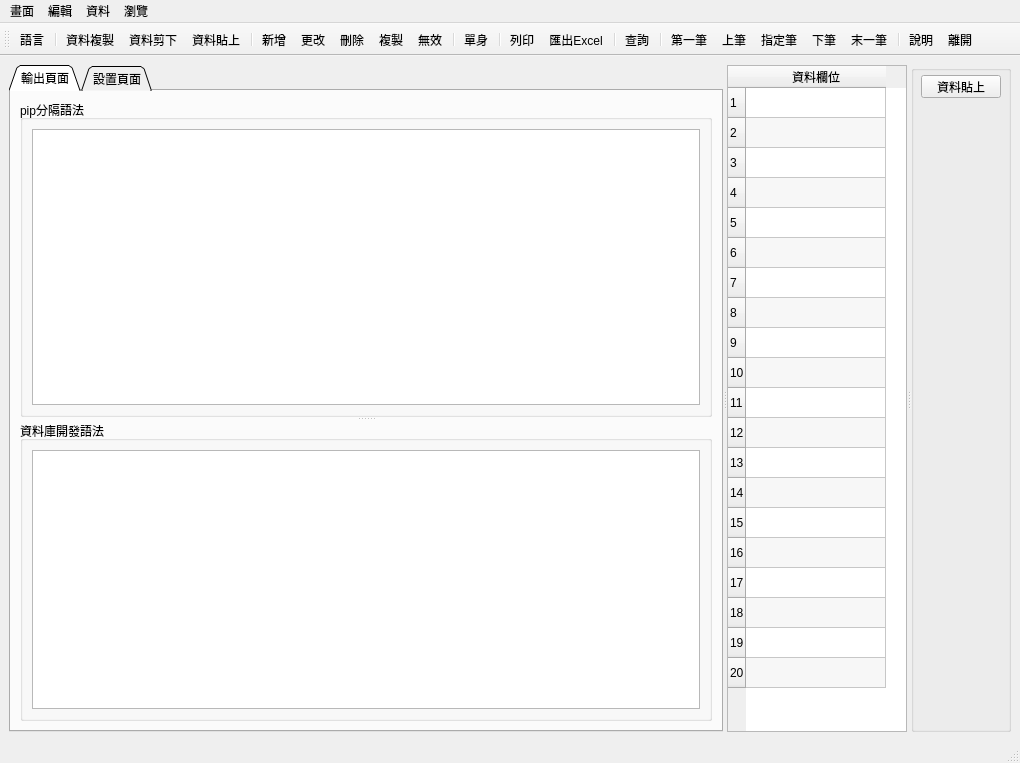
m121752332/pysplitter, file pyspiltter.ui: the form before one commit.
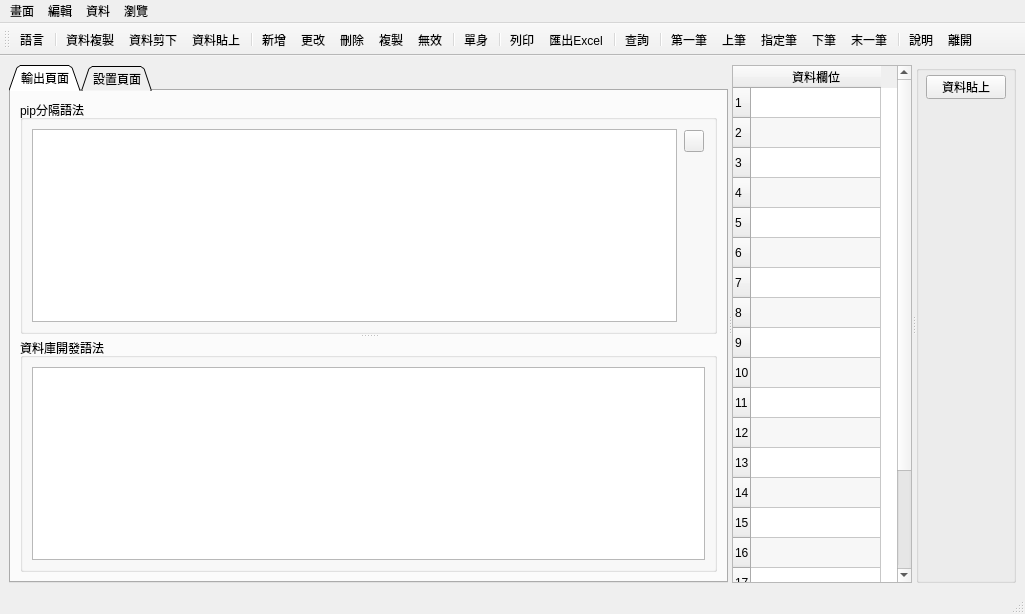
The form after the commit. Icons and pictures are not drawn.

Diff of the .ui file:
```diff
--- a/pyspiltter.ui
+++ b/pyspiltter.ui
@@ -7,8 +7,8 @@
    <rect>
     <x>0</x>
     <y>0</y>
-    <width>1020</width>
-    <height>763</height>
+    <width>1025</width>
+    <height>614</height>
    </rect>
   </property>
   <property name="windowTitle">
@@ -83,9 +83,87 @@
             <property name="title">
              <string>pip分隔語法</string>
             </property>
-            <layout class="QHBoxLayout" name="horizontalLayout_2">
-             <item>
-              <widget class="QTextBrowser" name="pipediter"/>
+            <layout class="QGridLayout" name="gridLayout_5">
+             <item row="0" column="0">
+              <widget class="QTextEdit" name="pipediter">
+               <property name="font">
+                <font>
+                 <family>Microsoft JhengHei UI</family>
+                </font>
+               </property>
+               <property name="toolTip">
+                <string/>
+               </property>
+               <property name="toolTipDuration">
+                <number>-1</number>
+               </property>
+               <property name="statusTip">
+                <string/>
+               </property>
+               <property name="frameShape">
+                <enum>QFrame::StyledPanel</enum>
+               </property>
+               <property name="frameShadow">
+                <enum>QFrame::Sunken</enum>
+               </property>
+               <property name="lineWrapMode">
+                <enum>QTextEdit::WidgetWidth</enum>
+               </property>
+               <property name="acceptRichText">
+                <bool>false</bool>
+               </property>
+               <property name="placeholderText">
+                <string extracomment="輸入方式  A|B|C"/>
+               </property>
+              </widget>
+             </item>
+             <item row="0" column="1">
+              <widget class="QWidget" name="widget" native="true">
+               <property name="maximumSize">
+                <size>
+                 <width>30</width>
+                 <height>16777215</height>
+                </size>
+               </property>
+               <layout class="QFormLayout" name="formLayout_2">
+                <property name="horizontalSpacing">
+                 <number>1</number>
+                </property>
+                <property name="verticalSpacing">
+                 <number>1</number>
+                </property>
+                <property name="leftMargin">
+                 <number>1</number>
+                </property>
+                <property name="topMargin">
+                 <number>1</number>
+                </property>
+                <property name="rightMargin">
+                 <number>1</number>
+                </property>
+                <property name="bottomMargin">
+                 <number>1</number>
+                </property>
+                <item row="0" column="0">
+                 <widget class="QPushButton" name="convert">
+                  <property name="maximumSize">
+                   <size>
+                    <width>20</width>
+                    <height>16777215</height>
+                   </size>
+                  </property>
+                  <property name="text">
+                   <string/>
+                  </property>
+                  <property name="icon">
+                   <iconset>
+                    <normalon>:/pic/icon/next.png</normalon>
+                   </iconset>
+                  </property>
+                 </widget>
+                </item>
+               </layout>
+              </widget>
              </item>
             </layout>
            </widget>
@@ -101,7 +179,28 @@
             </property>
             <layout class="QHBoxLayout" name="horizontalLayout">
              <item>
-              <widget class="QTextBrowser" name="sqlediter"/>
+              <widget class="QTextEdit" name="sqlediter">
+               <property name="font">
+                <font>
+                 <family>Microsoft JhengHei UI</family>
+                </font>
+               </property>
+               <property name="toolTip">
+                <string extracomment="開發者用合併字串[sqlediter]"/>
+               </property>
+               <property name="toolTipDuration">
+                <number>-1</number>
+               </property>
+               <property name="statusTip">
+                <string extracomment="開發者用合併字串[sqlediter]"/>
+               </property>
+               <property name="whatsThis">
+                <string extracomment="開發者用合併字串[sqlediter]"/>
+               </property>
+               <property name="readOnly">
+                <bool>true</bool>
+               </property>
+              </widget>
              </item>
             </layout>
            </widget>
@@ -219,7 +318,7 @@
         <bool>true</bool>
        </attribute>
        <attribute name="horizontalHeaderDefaultSectionSize">
-        <number>140</number>
+        <number>130</number>
        </attribute>
        <attribute name="verticalHeaderVisible">
         <bool>true</bool>
@@ -248,6 +347,13 @@
         <property name="text">
          <string>資料欄位</string>
         </property>
+        <property name="background">
+         <color>
+          <red>170</red>
+          <green>255</green>
+          <blue>255</blue>
+         </color>
+        </property>
        </column>
       </widget>
       <widget class="QGroupBox" name="groupBox">
@@ -272,7 +378,7 @@
           <x>10</x>
           <y>10</y>
           <width>80</width>
-          <height>23</height>
+          <height>24</height>
          </rect>
         </property>
         <property name="sizePolicy">
@@ -306,7 +412,7 @@
     <rect>
      <x>0</x>
      <y>0</y>
-     <width>1020</width>
+     <width>1025</width>
      <height>21</height>
     </rect>
    </property>
```
Left out of the diff: 19 changed lines with no effect on the pictures.
